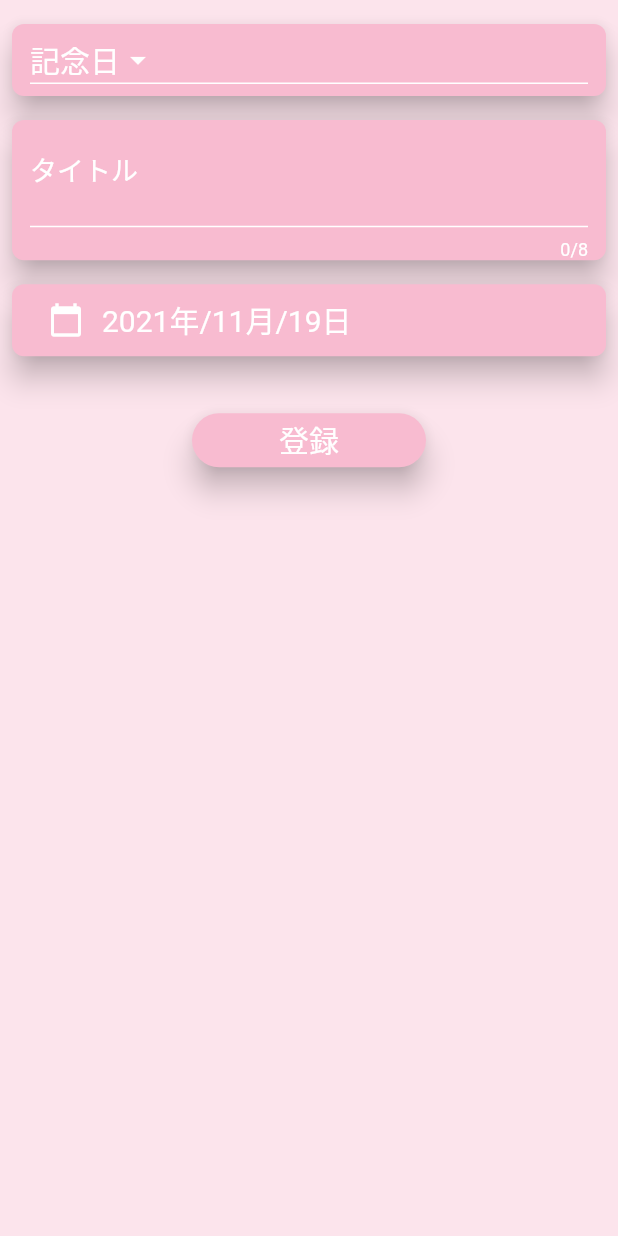
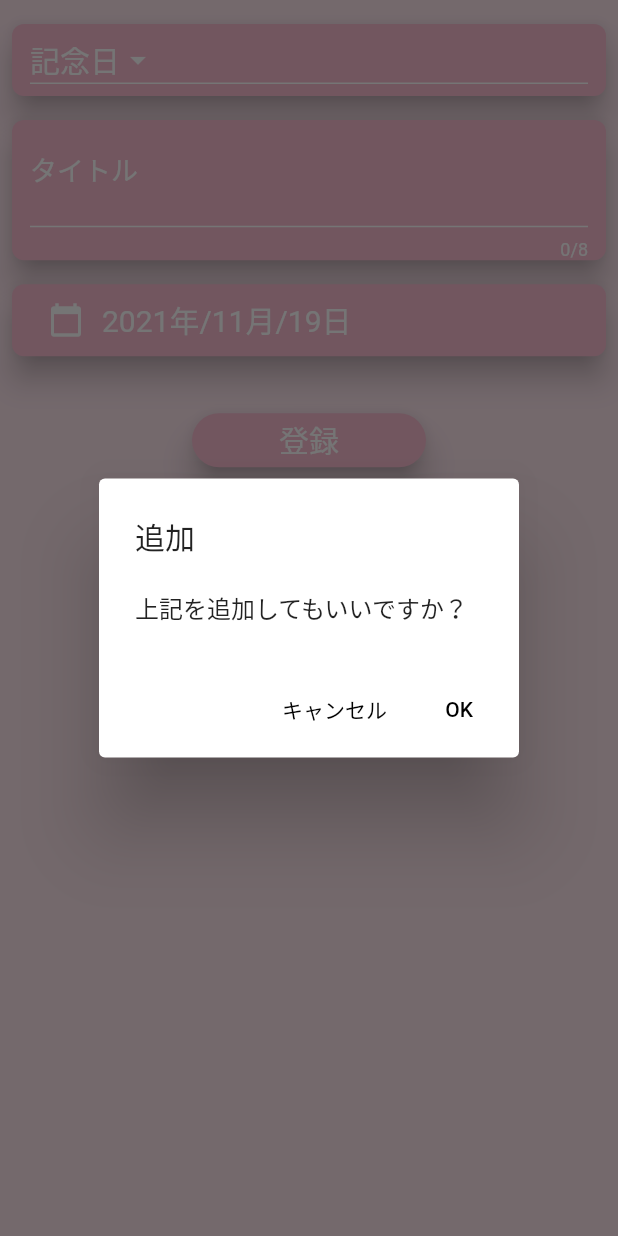
Before and after one commit to kataoka-kk/notice_anniversary, a Flutter app: the UpdatePage screen opened by its route, after a tap on "登録", on a phone screen of 412 x 824 dp. Run offline on Flutter 3.47's test engine with Material 2 defaults, Android fonts, the phone set to English and light mode, and no system bars; our stand-ins replace flutter_datetime_picker, shared_preferences; accounts and stored records are empty.

Commit message:
Working
登録機能の作成中

```diff
--- a/lib/viewmodels/UpdateViewModel.dart
+++ b/lib/viewmodels/UpdateViewModel.dart
@@ -1,9 +1,22 @@
 import 'package:flutter/material.dart';
+import 'package:notice_anniversary/const/ConstInfo.dart';
+import 'package:notice_anniversary/models/repository/StorageRepository.dart';
 
 class UpdateViewModel extends ChangeNotifier {
+  final StorageRepository _storageRepository = StorageRepository();
+
   bool _isInit = false;
 
   bool get isInit => _isInit;
+
+  //追加か更新かの判断に使用する
+  bool _isUpdate = false;
+
+  bool get isUpdate => _isUpdate;
+
+  String _contentText = "追加";
+
+  String get contentText => _contentText;
 
   int _numAnniversary = 0;
 
@@ -22,6 +35,8 @@ class UpdateViewModel extends ChangeNotifier {
     anniversaryItems.add(DropdownMenuItem(value: 1, child: Text("誕生日")));
     anniversaryItems.add(DropdownMenuItem(value: 2, child: Text("その他")));
     _isInit = true;
+
+    _isUpdate ? _contentText = "更新" : _contentText = "追加";
   }
 
   void onChanged(int? value) {
@@ -35,4 +50,19 @@ class UpdateViewModel extends ChangeNotifier {
     _selectDay = date;
     notifyListeners();
   }
+
+  void onEntry() {
+    //updateに関しては、prefs.setString('data', "fine");こんな感じですぐできる。
+
+    //TODO:1.追加の場合
+    //既存リストに新しくaddしたリストの作成
+    //saveStorageAnniversaryに渡す
+
+    //TODO:2.更新の場合
+    //既存リストの対象オブジェクトを上書きを行う
+    //のち、それをリスト化
+    //のち、saveStorageAnniversaryに渡す
+
+    // _storageRepository.saveStorageAnniversary(storageKey,)
+  }
 }
--- a/lib/views/screens/UpdatePage.dart
+++ b/lib/views/screens/UpdatePage.dart
@@ -13,11 +13,6 @@ class UpdatePage extends StatelessWidget {
       viewModel.setItems();
     }
 
-    //TODO 11/16～UpdatePageの作業をしていく
-    // ✓タイトルフィールドの作成
-    // 何月何日のフィールドの作成
-    // ✓ラベル（記念日、誕生日、その他）選択の作成
-
     //TODO 11/18～UpdatePageに追加機能の作成
 
     return SafeArea(
@@ -29,13 +24,13 @@ class UpdatePage extends StatelessWidget {
             child: Column(
               crossAxisAlignment: CrossAxisAlignment.stretch,
               children: <Widget>[
-                Consumer<UpdateViewModel>(
-                  builder: (context, model, child) {
-                    return Padding(
+                Padding(
                   padding: const EdgeInsets.all(4.0),
                   //TODO:このカードはピンクカードとして基底クラスの作成をする
                   // AnniversaryTileのカードもそうしたい
-                      child: Card(
+                  child: Consumer<UpdateViewModel>(
+                    builder: (context, model, child) {
+                      return Card(
                         elevation: 8.0,
                         color: Colors.pink.shade100,
                         shape: RoundedRectangleBorder(
@@ -60,9 +55,9 @@ class UpdatePage extends StatelessWidget {
                             },
                           ),
                         ),
-                      ),
                       );
                     },
+                  ),
                 ),
                 Padding(
                   padding: const EdgeInsets.all(4.0),
@@ -157,7 +152,9 @@ class UpdatePage extends StatelessWidget {
                 Padding(
                   padding: const EdgeInsets.symmetric(
                       horizontal: 128.0, vertical: 4.0),
-                  child: OutlinedButton(
+                  child: Consumer<UpdateViewModel>(
+                    builder: (context, model, child) {
+                      return OutlinedButton(
                         child: const Text('登録'),
                         style: OutlinedButton.styleFrom(
                           elevation: 8.0,
@@ -167,7 +164,39 @@ class UpdatePage extends StatelessWidget {
                           side: const BorderSide(color: Colors.transparent),
                           backgroundColor: Colors.pink.shade100,
                         ),
-                    onPressed: () {},
+                        onPressed: () {
+                          showDialog(
+                            context: context,
+                            builder: (_) {
+                              return AlertDialog(
+                                title: Text(viewModel.contentText),
+                                content: Text(
+                                    "上記を${viewModel.contentText}してもいいですか？"),
+                                actions: <Widget>[
+                                  TextButton(
+                                    onPressed: () => Navigator.pop(context),
+                                    child: Text(
+                                      "キャンセル",
+                                      style: TextStyle(color: Colors.black),
+                                    ),
+                                  ),
+                                  TextButton(
+                                    onPressed: () {
+                                      viewModel.onEntry();
+                                      Navigator.pop(context);
+                                    },
+                                    child: Text(
+                                      "OK",
+                                      style: TextStyle(color: Colors.black),
+                                    ),
+                                  ),
+                                ],
+                              );
+                            },
+                          );
+                        },
+                      );
+                    },
                   ),
                 ),
               ],
```
Lines whose indentation alone changed are shown as unchanged.
